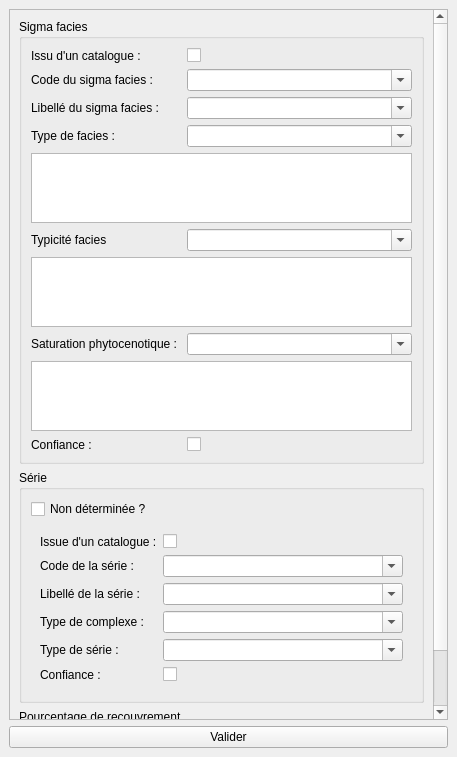
The window that src/ui/form_sigmaf.ui (IGNF/saisie_carhab) describes before a commit, drawn with Qt 5.
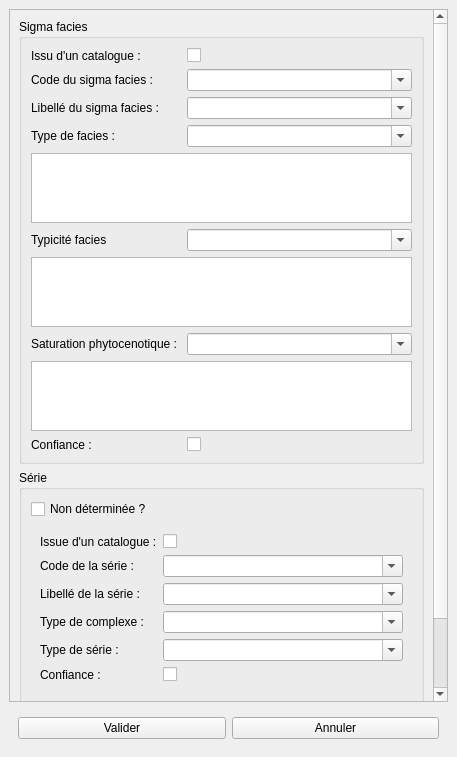
The same window after the commit.

Commit message: ajout bouton annuler dans formulaires, blocage du changement de sélection d'entités en cours de saisie

Patch:
```diff
--- a/src/ui/form_sigmaf.ui
+++ b/src/ui/form_sigmaf.ui
@@ -291,10 +291,23 @@
      </widget>
     </item>
     <item>
+     <widget class="QWidget" name="widget" native="true">
+      <layout class="QHBoxLayout" name="horizontalLayout">
+       <item>
      <widget class="QPushButton" name="valid_btn">
       <property name="text">
        <string>Valider</string>
       </property>
+        </widget>
+       </item>
+       <item>
+        <widget class="QPushButton" name="cancel_btn">
+         <property name="text">
+          <string>Annuler</string>
+         </property>
+        </widget>
+       </item>
+      </layout>
      </widget>
     </item>
    </layout>
```
Lines whose indentation alone changed are shown as unchanged. The commit also changes 5 other files.
